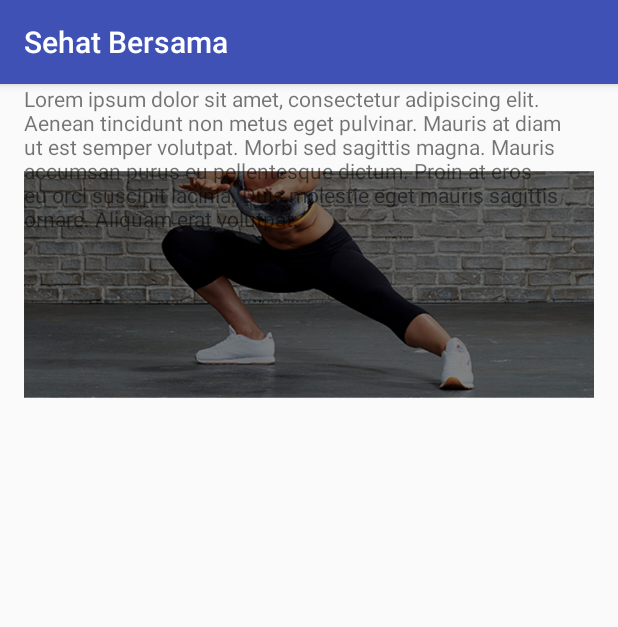
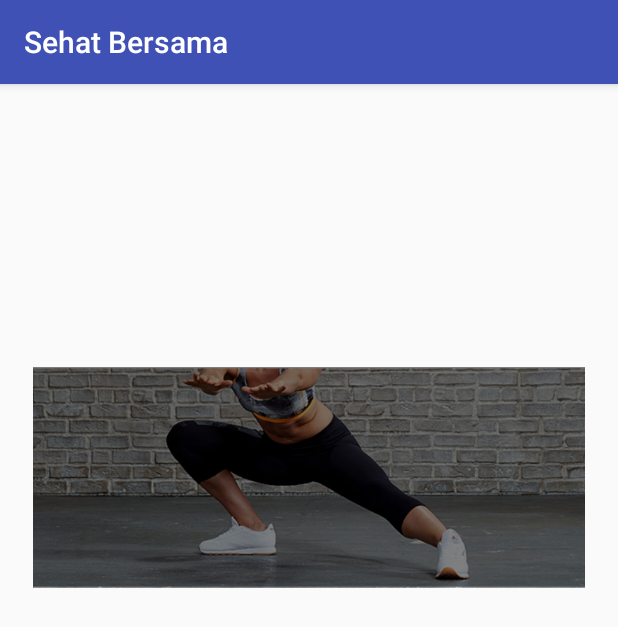
Before and after one commit to wyuuta/android-sehat-bersama, an Android app: the CourseDetailActivity screen opened directly, with no data from a screen before it, on a phone screen of 412 x 824 dp. Shown: the top 627 px of the screen. Run offline under Robolectric (Android 15) with nearby library versions, the phone set to English and light mode, and no system bars.

```diff
--- a/app/src/main/res/layout/activity_course_detail.xml
+++ b/app/src/main/res/layout/activity_course_detail.xml
@@ -6,30 +6,22 @@
     android:layout_height="match_parent"
     tools:context=".CourseDetailActivity">
 
-    <ImageView
-        android:id="@+id/imageView"
-        android:layout_width="match_parent"
-        android:layout_height="wrap_content"
-        android:layout_marginEnd="16dp"
-        android:layout_marginStart="16dp"
-        android:layout_marginTop="8dp"
-        app:layout_constraintEnd_toEndOf="parent"
-        app:layout_constraintStart_toStartOf="parent"
+    <LinearLayout
+        android:layout_width="368dp"
+        android:layout_height="495dp"
+        android:orientation="vertical"
+        app:layout_constraintBottom_toBottomOf="parent"
+        app:layout_constraintLeft_toLeftOf="parent"
+        app:layout_constraintRight_toRightOf="parent"
         app:layout_constraintTop_toTopOf="parent"
-        app:srcCompat="@drawable/leg" />
+        tools:layout_editor_absoluteX="8dp"
+        tools:layout_editor_absoluteY="8dp">
 
-    <TextView
-        android:id="@+id/textView2"
-        android:layout_width="match_parent"
-        android:layout_height="wrap_content"
-        android:layout_marginEnd="16dp"
-        android:layout_marginStart="16dp"
-        android:layout_marginTop="20dp"
-        android:text="@string/lorem_ipsum"
-        app:layout_constraintEnd_toEndOf="parent"
-        app:layout_constraintHorizontal_bias="0.0"
-        app:layout_constraintStart_toStartOf="parent"
-        app:layout_constraintTop_toBottomOf="@+id/textView" />
+        <ImageView
+            android:id="@+id/imageView"
+            android:layout_width="match_parent"
+            android:layout_height="wrap_content"
+            app:srcCompat="@drawable/leg" />
 
         <TextView
             android:id="@+id/textViewDetail"
@@ -45,4 +37,5 @@
             android:layout_width="match_parent"
             android:layout_height="wrap_content"
             android:text="@string/lorem_ipsum" />
+    </LinearLayout>
 </android.support.constraint.ConstraintLayout>
--- a/gradle.properties
+++ b/gradle.properties
@@ -10,7 +10,7 @@
 # Specifies the JVM arguments used for the daemon process.
 # The setting is particularly useful for tweaking memory settings.
 org.gradle.jvmargs=-Xmx1536m
-android.enableAapt2=false
+
 # When configured, Gradle will run in incubating parallel mode.
 # This option should only be used with decoupled projects. More details, visit
 # http://www.gradle.org/docs/current/userguide/multi_project_builds.html#sec:decoupled_projects
```
Also changed, not shown: app/src/main/AndroidManifest.xml (+3 -7 lines), app/src/main/java/com/example/yuuta/sehatbersama/AlarmActivity.kt (+5 -17 lines), app/src/main/java/com/example/yuuta/sehatbersama/MainActivity.kt (+19 -1 lines), app/src/main/java/com/example/yuuta/sehatbersama/NotificationReciever.kt (+10 -10 lines), app/src/main/java/com/example/yuuta/sehatbersama/RingtoneService.kt (+26 -5 lines).
